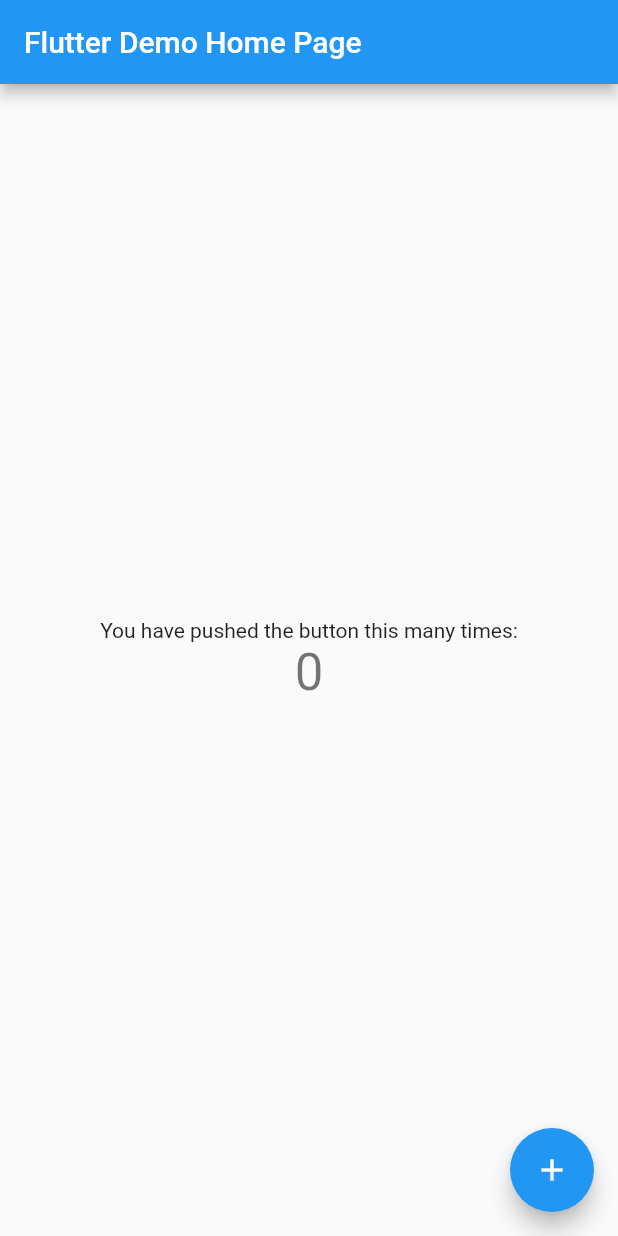
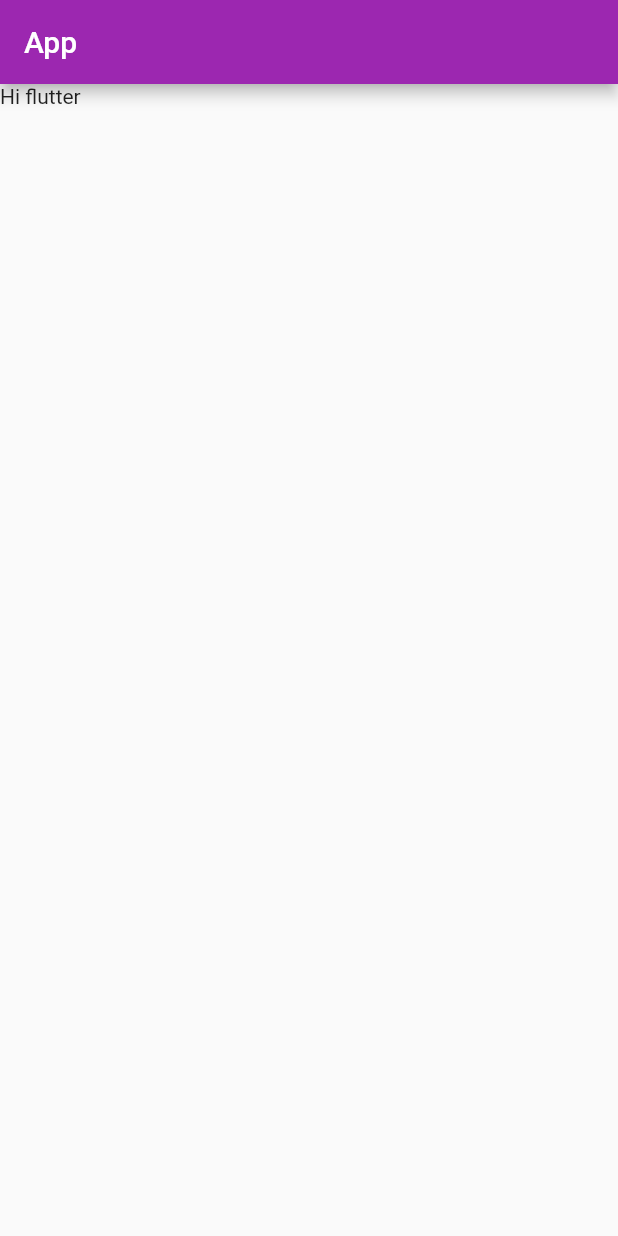
Before and after one commit to iomkarsurve/learnflutter, a Flutter app: the screen it shows after launch, on a phone screen of 412 x 824 dp. Run offline on Flutter 3.47's test engine with Material 2 defaults, Android fonts, the phone set to English and light mode, and no system bars.

Commit message:
chapter1

```diff
--- a/lib/main.dart
+++ b/lib/main.dart
@@ -1,117 +1,27 @@
 import 'package:flutter/material.dart';
 
 void main() {
-  runApp(MyApp());
+  //widgetsApp materialapp cupertinoapp
+  runApp(
+    MaterialApp(
+      home: HomePage(),
+      theme: ThemeData(
+        primarySwatch: Colors.purple,
+      ),
+    ),
+  );
 }
 
-class MyApp extends StatelessWidget {
-  // This widget is the root of your application.
+class HomePage extends StatelessWidget {
   @override
   Widget build(BuildContext context) {
-    return MaterialApp(
-      title: 'Flutter Demo',
-      theme: ThemeData(
-        // This is the theme of your application.
-        //
-        // Try running your application with "flutter run". You'll see the
-        // application has a blue toolbar. Then, without quitting the app, try
-        // changing the primarySwatch below to Colors.green and then invoke
-        // "hot reload" (press "r" in the console where you ran "flutter run",
-        // or simply save your changes to "hot reload" in a Flutter IDE).
-        // Notice that the counter didn't reset back to zero; the application
-        // is not restarted.
-        primarySwatch: Colors.blue,
-        // This makes the visual density adapt to the platform that you run
-        // the app on. For desktop platforms, the controls will be smaller and
-        // closer together (more dense) than on mobile platforms.
-        visualDensity: VisualDensity.adaptivePlatformDensity,
+    return Scaffold(
+      appBar: AppBar(
+        title: Text("App"),
       ),
-      home: MyHomePage(title: 'Flutter Demo Home Page'),
+      body: Container(
+        child: Text("Hi flutter"),
+      ),
     );
   }
 }
-
-class MyHomePage extends StatefulWidget {
-  MyHomePage({Key key, this.title}) : super(key: key);
-
-  // This widget is the home page of your application. It is stateful, meaning
-  // that it has a State object (defined below) that contains fields that affect
-  // how it looks.
-
-  // This class is the configuration for the state. It holds the values (in this
-  // case the title) provided by the parent (in this case the App widget) and
-  // used by the build method of the State. Fields in a Widget subclass are
-  // always marked "final".
-
-  final String title;
-
-  @override
-  _MyHomePageState createState() => _MyHomePageState();
-}
-
-class _MyHomePageState extends State<MyHomePage> {
-  int _counter = 0;
-
-  void _incrementCounter() {
-    setState(() {
-      // This call to setState tells the Flutter framework that something has
-      // changed in this State, which causes it to rerun the build method below
-      // so that the display can reflect the updated values. If we changed
-      // _counter without calling setState(), then the build method would not be
-      // called again, and so nothing would appear to happen.
-      _counter++;
-    });
-  }
-
-  @override
-  Widget build(BuildContext context) {
-    // This method is rerun every time setState is called, for instance as done
-    // by the _incrementCounter method above.
-    //
-    // The Flutter framework has been optimized to make rerunning build methods
-    // fast, so that you can just rebuild anything that needs updating rather
-    // than having to individually change instances of widgets.
-    return Scaffold(
-      appBar: AppBar(
-        // Here we take the value from the MyHomePage object that was created by
-        // the App.build method, and use it to set our appbar title.
-        title: Text(widget.title),
-      ),
-      body: Center(
-        // Center is a layout widget. It takes a single child and positions it
-        // in the middle of the parent.
-        child: Column(
-          // Column is also a layout widget. It takes a list of children and
-          // arranges them vertically. By default, it sizes itself to fit its
-          // children horizontally, and tries to be as tall as its parent.
-          //
-          // Invoke "debug painting" (press "p" in the console, choose the
-          // "Toggle Debug Paint" action from the Flutter Inspector in Android
-          // Studio, or the "Toggle Debug Paint" command in Visual Studio Code)
-          // to see the wireframe for each widget.
-          //
-          // Column has various properties to control how it sizes itself and
-          // how it positions its children. Here we use mainAxisAlignment to
-          // center the children vertically; the main axis here is the vertical
-          // axis because Columns are vertical (the cross axis would be
-          // horizontal).
-          mainAxisAlignment: MainAxisAlignment.center,
-          children: <Widget>[
-            Text(
-              'You have pushed the button this many times:',
-            ),
-            Text(
-              '$_counter',
-              style: Theme.of(context).textTheme.headline4,
-            ),
-          ],
-        ),
-      ),
-      floatingActionButton: FloatingActionButton(
-        onPressed: _incrementCounter,
-        tooltip: 'Increment',
-        child: Icon(Icons.add),
-      ), // This trailing comma makes auto-formatting nicer for build methods.
-    );
-  }
-}
```
